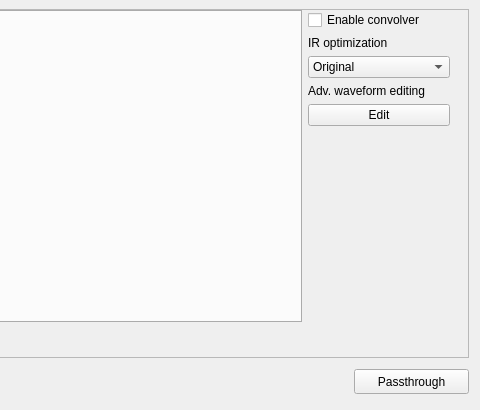
Old version of the form src/MainWindow.ui in the repository Audio4Linux/JDSP4Linux; both pictures show x 220 to 700 and y 0 to 410 of the 700 by 410 pixel window.
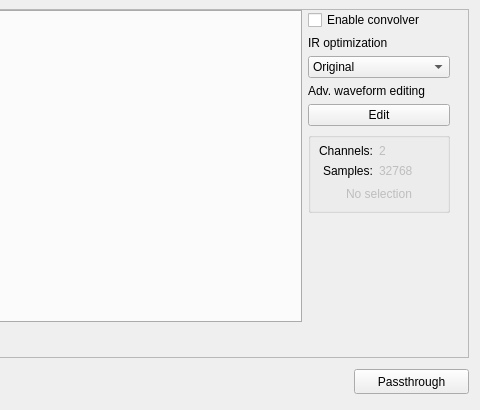
New version of the form. The open tabs and pages were chosen to show the change. Icons and pictures are not drawn. Custom widgets are drawn as their Qt base class.

```diff
--- a/src/MainWindow.ui
+++ b/src/MainWindow.ui
@@ -1674,6 +1674,152 @@
                  </property>
                 </widget>
                </item>
+               <item>
+                <widget class="QGroupBox" name="ir_details">
+                 <property name="title">
+                  <string/>
+                 </property>
+                 <layout class="QVBoxLayout" name="verticalLayout_18">
+                  <property name="leftMargin">
+                   <number>8</number>
+                  </property>
+                  <property name="topMargin">
+                   <number>6</number>
+                  </property>
+                  <property name="rightMargin">
+                   <number>8</number>
+                  </property>
+                  <property name="bottomMargin">
+                   <number>6</number>
+                  </property>
+                  <item>
+                   <widget class="QWidget" name="ir_details_full" native="true">
+                    <layout class="QFormLayout" name="formLayout_3">
+                     <property name="labelAlignment">
+                      <set>Qt::AlignRight|Qt::AlignTrailing|Qt::AlignVCenter</set>
+                     </property>
+                     <property name="horizontalSpacing">
+                      <number>6</number>
+                     </property>
+                     <property name="leftMargin">
+                      <number>0</number>
+                     </property>
+                     <property name="topMargin">
+                      <number>0</number>
+                     </property>
+                     <property name="rightMargin">
+                      <number>0</number>
+                     </property>
+                     <property name="bottomMargin">
+                      <number>0</number>
+                     </property>
+                     <item row="0" column="0">
+                      <widget class="QLabel" name="label_32">
+                       <property name="text">
+                        <string>Channels:</string>
+                       </property>
+                      </widget>
+                     </item>
+                     <item row="0" column="1">
+                      <widget class="QLabel" name="ir_details_channel">
+                       <property name="enabled">
+                        <bool>false</bool>
+                       </property>
+                       <property name="text">
+                        <string>2</string>
+                       </property>
+                       <property name="alignment">
+                        <set>Qt::AlignLeading|Qt::AlignLeft|Qt::AlignVCenter</set>
+                       </property>
+                      </widget>
+                     </item>
+                     <item row="1" column="0">
+                      <widget class="QLabel" name="label_34">
+                       <property name="text">
+                        <string>Samples:</string>
+                       </property>
+                      </widget>
+                     </item>
+                     <item row="1" column="1">
+                      <widget class="QLabel" name="ir_details_frames">
+                       <property name="enabled">
+                        <bool>false</bool>
+                       </property>
+                       <property name="text">
+                        <string>32768</string>
+                       </property>
+                       <property name="alignment">
+                        <set>Qt::AlignLeading|Qt::AlignLeft|Qt::AlignVCenter</set>
+                       </property>
+                      </widget>
+                     </item>
+                    </layout>
+                   </widget>
+                  </item>
+                  <item>
+                   <widget class="QWidget" name="ir_details_empty" native="true">
+                    <layout class="QVBoxLayout" name="verticalLayout_27">
+                     <property name="leftMargin">
+                      <number>0</number>
+                     </property>
+                     <property name="topMargin">
+                      <number>0</number>
+                     </property>
+                     <property name="rightMargin">
+                      <number>0</number>
+                     </property>
+                     <property name="bottomMargin">
+                      <number>0</number>
+                     </property>
+                     <item>
+                      <layout class="QHBoxLayout" name="horizontalLayout_2">
+                       <property name="topMargin">
+                        <number>0</number>
+                       </property>
+                       <item>
+                        <spacer name="horizontalSpacer_7">
+                         <property name="orientation">
+                          <enum>Qt::Horizontal</enum>
+                         </property>
+                         <property name="sizeHint" stdset="0">
+                          <size>
+                           <width>40</width>
+                           <height>20</height>
+                          </size>
+                         </property>
+                        </spacer>
+                       </item>
+                       <item>
+                        <widget class="QLabel" name="label_31">
+                         <property name="enabled">
+                          <bool>false</bool>
+                         </property>
+                         <property name="text">
+                          <string>No selection</string>
+                         </property>
+                        </widget>
+                       </item>
+                       <item>
+                        <spacer name="horizontalSpacer_4">
+                         <property name="orientation">
+                          <enum>Qt::Horizontal</enum>
+                         </property>
+                         <property name="sizeHint" stdset="0">
+                          <size>
+                           <width>40</width>
+                           <height>20</height>
+                          </size>
+                         </property>
+                        </spacer>
+                       </item>
+                      </layout>
+                     </item>
+                    </layout>
+                   </widget>
+                  </item>
+                 </layout>
+                </widget>
+               </item>
                <item>
                 <spacer name="verticalSpacer_2">
                  <property name="orientation">
```
Left out of the diff: 2 changed lines with no effect on the pictures.
